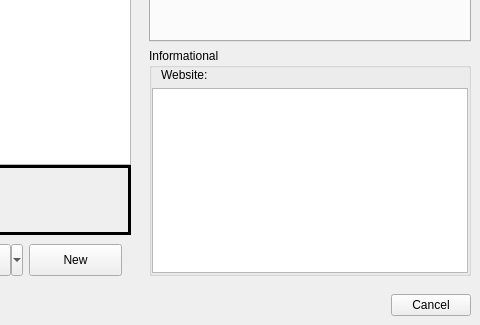
Mudlet/Mudlet, file src/ui/connection_profiles.ui: the form before one commit; both pictures show x 280 to 760 and y 357 to 682 of the 760 by 682 pixel window.
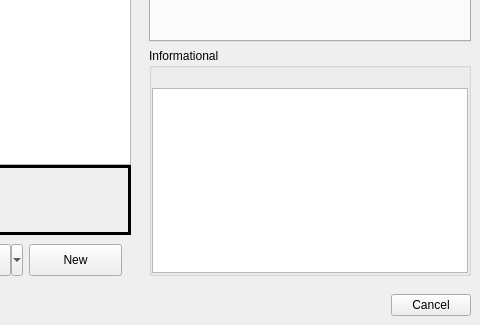
The form after the commit. Icons and pictures are not drawn.

Commit message:
Infrastructure: remove hidden 'Website:' label from connection dialog
It turns out that we don't really want it anyhow. With it's removal there
is no need to retain the remaining two widgets in a `QGridLayout` anyhow,
and they can be placed in an easier to maintain `QVBoxLayout` instead!

What changed in the file:
```diff
--- a/src/ui/connection_profiles.ui
+++ b/src/ui/connection_profiles.ui
@@ -809,7 +809,7 @@
            <property name="title">
             <string>Informational</string>
            </property>
-           <layout class="QGridLayout" name="gridLayout_4">
+           <layout class="QVBoxLayout" name="vBoxLayout_4">
             <property name="leftMargin">
              <number>0</number>
             </property>
@@ -822,26 +822,7 @@
             <property name="bottomMargin">
              <number>0</number>
             </property>
-            <property name="horizontalSpacing">
-             <number>0</number>
-            </property>
-            <item row="0" column="0" alignment="Qt::AlignLeft">
-             <widget class="QLabel" name="label_website">
-              <property name="sizePolicy">
-               <sizepolicy hsizetype="Fixed" vsizetype="Preferred">
-                <horstretch>0</horstretch>
-                <verstretch>0</verstretch>
-               </sizepolicy>
-              </property>
-              <property name="text">
-               <string>Website:</string>
-              </property>
-              <property name="indent">
-               <number>9</number>
-              </property>
-             </widget>
-            </item>
-            <item row="0" column="1">
+            <item>
              <widget class="QLabel" name="website_entry">
               <property name="sizePolicy">
                <sizepolicy hsizetype="Expanding" vsizetype="Preferred">
@@ -869,7 +850,7 @@
               </property>
              </widget>
             </item>
-            <item row="1" column="0" colspan="3">
+            <item>
              <widget class="QPlainTextEdit" name="mud_description_textedit">
               <property name="minimumSize">
                <size>
```
